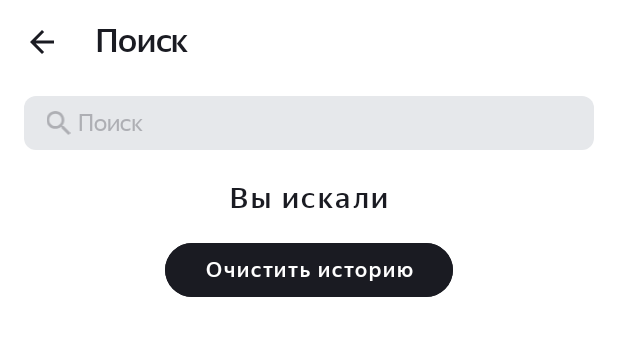
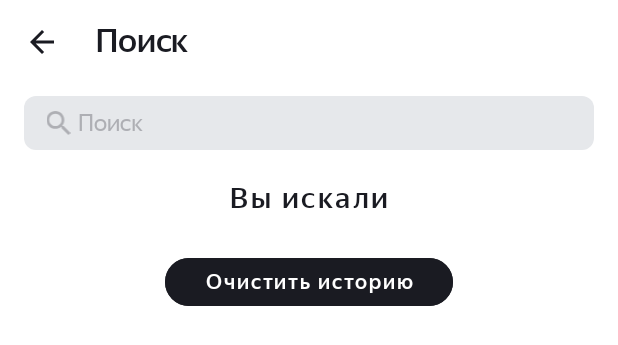
Before and after one commit to void-85/Playlist-Maker, an Android app: the layout activity_search.xml on its own in the app's theme, with its tools: preview values and no code run, on a phone screen of 412 x 824 dp. Shown: the top 345 px of the screen. Run offline under Robolectric (Android 15) with nearby library versions, the phone set to English and light mode, and no system bars.

```diff
--- a/app/src/main/res/layout/activity_search.xml
+++ b/app/src/main/res/layout/activity_search.xml
@@ -267,25 +267,28 @@
 
             <FrameLayout
                 android:layout_width="match_parent"
-                android:layout_height="48dp"
+                android:layout_height="64dp"
 
                 android:layout_weight="0"
             >
+
                 <Button
                     android:id="@+id/clear_search_history"
 
+                    style="@style/search_info_button"
                     android:layout_width="192dp"
-                    android:layout_height="48dp"
+
+                    android:layout_height="32dp"
 
                     android:layout_gravity="center"
+                    android:backgroundTint="@color/search_screen_header"
 
-                    android:backgroundTint="@color/search_screen_header"
-                    app:cornerRadius="54dp"
+                    android:insetTop="0dp"
+                    android:insetBottom="0dp"
 
                     android:text="@string/search_history_bottom_button"
                     android:textColor="@color/search_screen_background"
-                    style="@style/search_info_button"
-                />
+                    app:cornerRadius="54dp" />
             </FrameLayout>
 
         </LinearLayout>
```
Also changed, not shown: app/src/main/java/com/example/playlistmaker/SearchActivity.kt (+4 -8 lines), app/src/main/java/com/example/playlistmaker/SearchTrackViewHolder.kt (+25 -5 lines).
